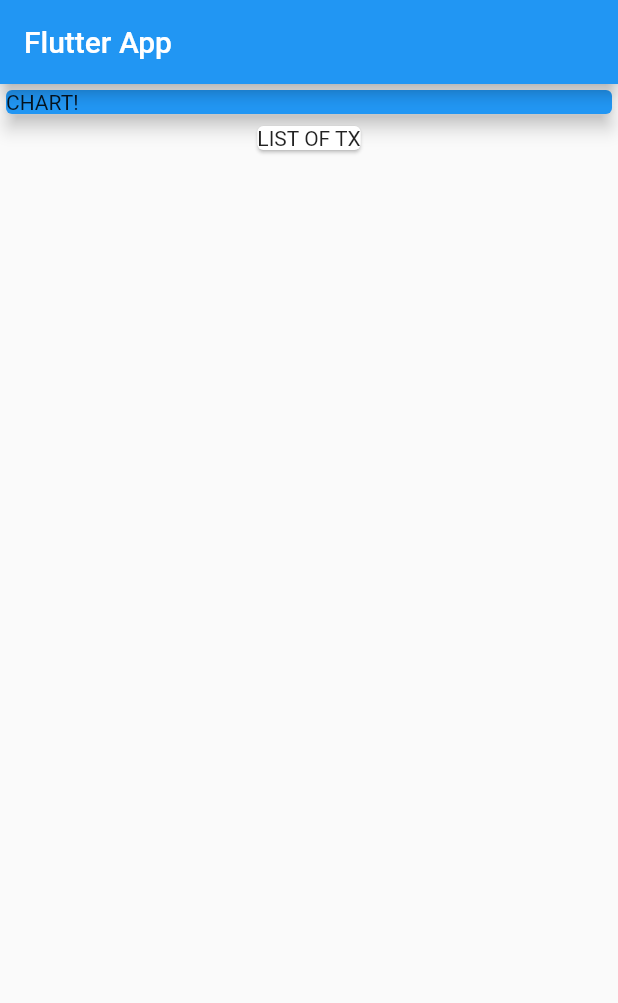
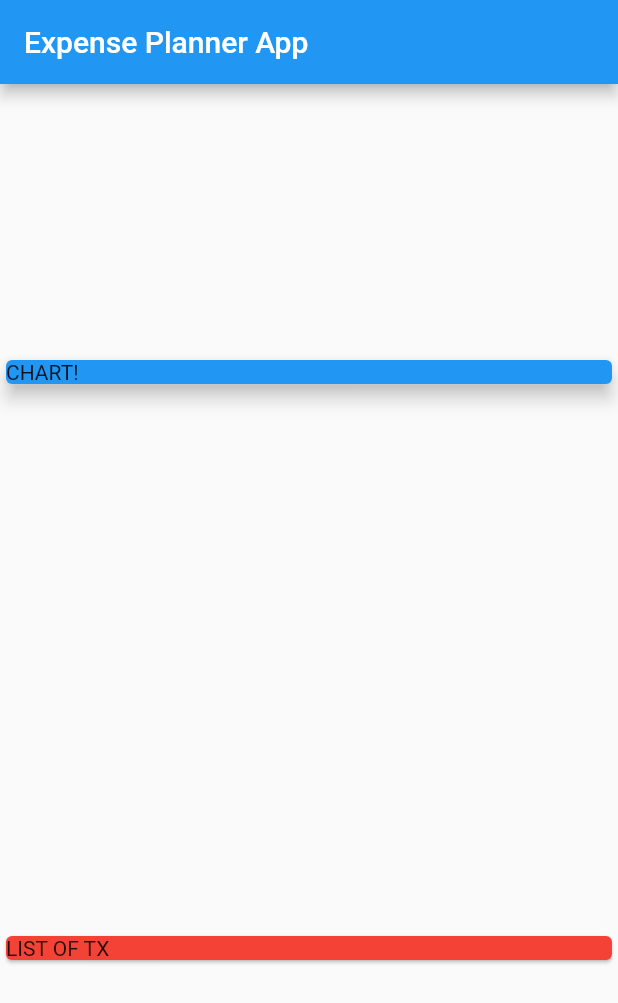
Before and after one commit to Mathanagopal97/Flutter-Applications, a Flutter app: the screen it shows after launch, on a phone screen of 412 x 824 dp. Shown: the top 1003 px of the screen. Run offline on Flutter 3.47's test engine with Material 2 defaults, Android fonts, the phone set to English and light mode, and no system bars.

Commit message:
Change title

```diff
--- a/expense_planner/lib/main.dart
+++ b/expense_planner/lib/main.dart
@@ -17,9 +17,11 @@ class MyHomePage extends StatelessWidget {
   Widget build(BuildContext context) {
     return Scaffold(
       appBar: AppBar(
-        title: Text('Flutter App'),
+        title: Text('Expense Planner App'),
       ),
       body: Column(
+        mainAxisAlignment: MainAxisAlignment.spaceAround,
+        crossAxisAlignment: CrossAxisAlignment.stretch,
         children: <Widget>[
           Container(
             width: double.infinity,
@@ -30,6 +32,7 @@ class MyHomePage extends StatelessWidget {
             ),
           ),
           Card(
+            color: Colors.red,
             child: Text('LIST OF TX'),
           ),
         ],
```
